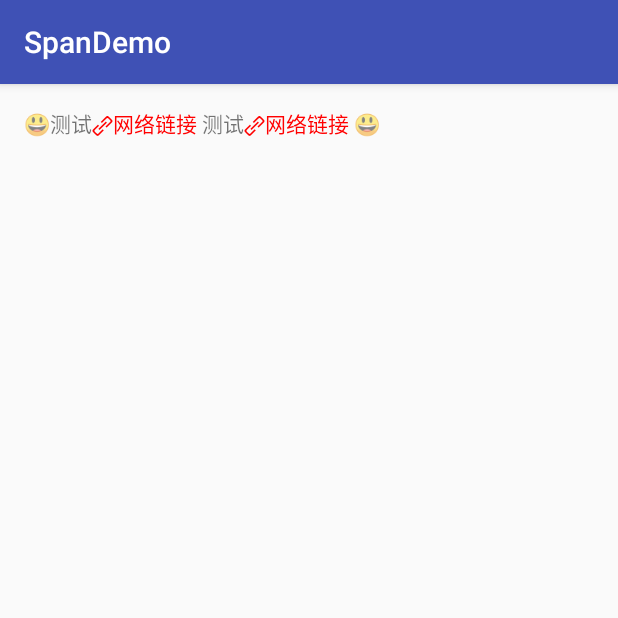
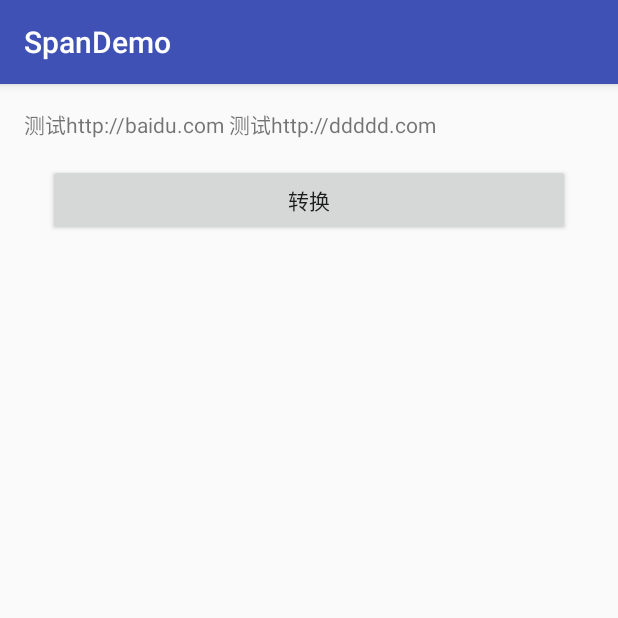
Before and after one commit to fossilhua/ReplaceWebUrl, an Android app: the screen it shows after launch (MainActivity), on a phone screen of 412 x 824 dp, the top half of it. Run offline under Robolectric (Android 15) with nearby library versions, the phone set to English and light mode, and no system bars.

```diff
--- a/app/src/main/java/com/lsh/spandemo/MainActivity.java
+++ b/app/src/main/java/com/lsh/spandemo/MainActivity.java
@@ -2,6 +2,7 @@ package com.lsh.spandemo;
 
 import android.os.Bundle;
 import android.support.v7.app.AppCompatActivity;
+import android.text.TextUtils;
 import android.view.View;
 import android.widget.TextView;
 import android.widget.Toast;
@@ -9,23 +10,32 @@ import android.widget.Toast;
 import com.lsh.changeweburllib.LinkUtil;
 
 public class MainActivity extends AppCompatActivity {
-    TextView tv;
-    String str = "\uD83D\uDE03测试http://baidu.com 测试http://ddddd.com \uD83D\uDE03";
+
+    private TextView mTvBefore;
+    private TextView mTvAfter;
 
     @Override
     protected void onCreate(Bundle savedInstanceState) {
         super.onCreate(savedInstanceState);
         setContentView(R.layout.activity_main);
-        tv = (TextView) findViewById(R.id.tv_des);
-        LinkUtil linkUtil=new LinkUtil(this);
+        mTvBefore = (TextView) findViewById(R.id.tv_before);
+        mTvAfter = (TextView) findViewById(R.id.tv_after);
+        mTvBefore.setText(getString(R.string.text_test_str));
+    }
+
+    public void ChangeText(View v) {
+        String des = mTvBefore.getText().toString().trim();
+        if (TextUtils.isEmpty(des)) {
+            return;
+        }
+        LinkUtil linkUtil = new LinkUtil(this);
         linkUtil.setReplaceStr("\uE620网络链接");
-        linkUtil.applyUrl(tv,str);
+        linkUtil.applyUrl(mTvAfter, des);
         linkUtil.setOnClickUrl(new LinkUtil.OnClickUrl() {
             @Override
             public void onClick(View widget, String url) {
-                Toast.makeText(MainActivity.this,"url:"+url,Toast.LENGTH_SHORT).show();
+                Toast.makeText(MainActivity.this, "url:" + url, Toast.LENGTH_SHORT).show();
             }
         });
-
     }
 }
--- a/app/src/main/res/layout/activity_main.xml
+++ b/app/src/main/res/layout/activity_main.xml
@@ -1,18 +1,32 @@
 <?xml version="1.0" encoding="utf-8"?>
-<RelativeLayout
+<LinearLayout
     xmlns:android="http://schemas.android.com/apk/res/android"
     xmlns:tools="http://schemas.android.com/tools"
     android:layout_width="match_parent"
     android:layout_height="match_parent"
-    android:paddingBottom="@dimen/activity_vertical_margin"
-    android:paddingLeft="@dimen/activity_horizontal_margin"
-    android:paddingRight="@dimen/activity_horizontal_margin"
-    android:paddingTop="@dimen/activity_vertical_margin"
-    tools:context="com.lsh.spandemo.MainActivity">
+    android:orientation="vertical"
+    android:padding="@dimen/dp_16"
+    >
 
     <TextView
-        android:id="@+id/tv_des"
-        android:layout_width="wrap_content"
+        android:id="@+id/tv_before"
+        android:layout_width="match_parent"
         android:layout_height="wrap_content"
         />
-</RelativeLayout>
+
+    <Button
+        android:id="@+id/btn_change"
+        android:layout_width="match_parent"
+        android:layout_height="wrap_content"
+        android:layout_margin="@dimen/dp_16"
+        android:onClick="ChangeText"
+        android:text="@string/text_change"/>
+
+    <TextView
+        android:id="@+id/tv_after"
+        android:layout_width="match_parent"
+        android:layout_height="wrap_content"
+        />
+
+
+</LinearLayout>
--- a/app/src/main/res/values/dimens.xml
+++ b/app/src/main/res/values/dimens.xml
@@ -2,4 +2,5 @@
     <!-- Default screen margins, per the Android Design guidelines. -->
     <dimen name="activity_horizontal_margin">16dp</dimen>
     <dimen name="activity_vertical_margin">16dp</dimen>
+    <dimen name="dp_16">16dp</dimen>
 </resources>
--- a/app/src/main/res/values/strings.xml
+++ b/app/src/main/res/values/strings.xml
@@ -1,5 +1,5 @@
 <resources>
     <string name="app_name">SpanDemo</string>
-
-
+    <string name="text_change">转换</string>
+    <string name="text_test_str">\uD83D\uDE03测试http://baidu.com 测试http://ddddd.com \uD83D\uDE03</string>
 </resources>
```
Also changed, not shown: 4 other files.
